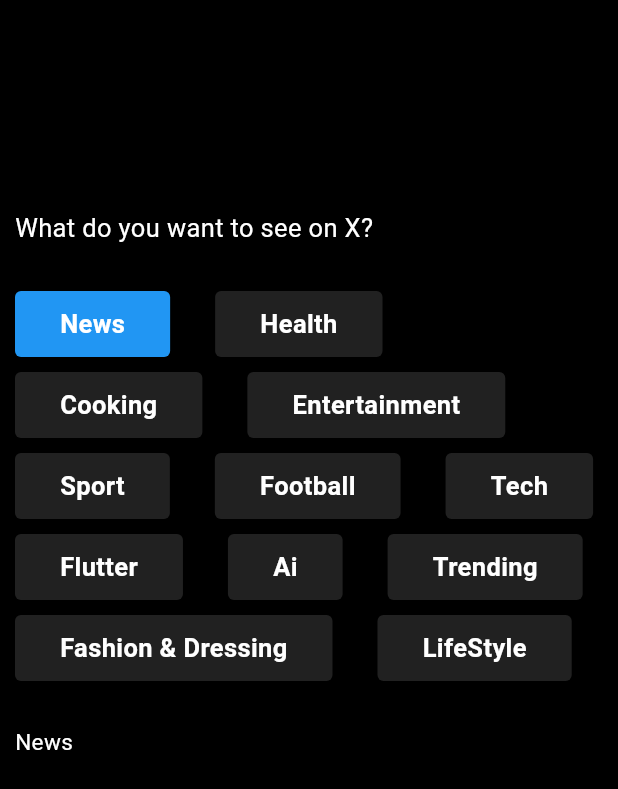
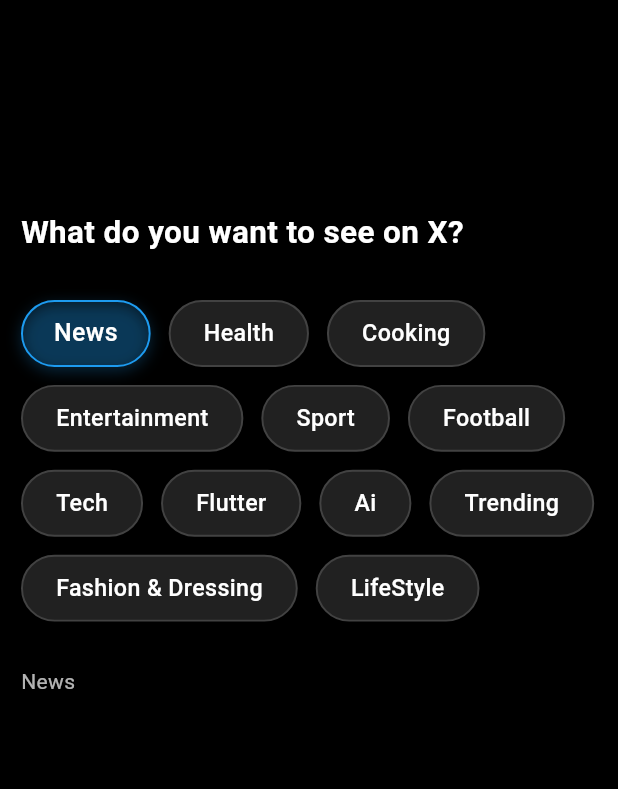
Before and after one commit to Mansourx83/mans_logic, a Flutter app: the MultiSelection screen opened directly, after a tap on "News", on a phone screen of 412 x 824 dp. Shown: the top 789 px of the screen. Run offline on Flutter 3.47's test engine with Material 3 defaults, Android fonts, the phone set to English and light mode, and no system bars.

Commit message:
finish multi selections

```diff
--- a/lib/screens/selection_logic/multi_selection.dart
+++ b/lib/screens/selection_logic/multi_selection.dart
@@ -22,6 +22,7 @@
     "Fashion & Dressing",
     "LifeStyle",
   ];
+  //set is better then list
   Set<String> emptyType = {};
 
   @override
@@ -30,67 +31,104 @@
       backgroundColor: Colors.black,
 
       body: Padding(
-        padding: const EdgeInsets.symmetric(horizontal: 10),
+        padding: const EdgeInsets.symmetric(horizontal: 14),
         child: Column(
           crossAxisAlignment: CrossAxisAlignment.start,
           children: [
-            SizedBox(height: 140),
-            Text("What do you want to see on X?",style: TextStyle(
+            const SizedBox(height: 140),
+
+            /// Title
+            const Text(
+              "What do you want to see on X?",
+              style: TextStyle(
                 color: Colors.white,
-              fontSize: 17,
-            )),
-            SizedBox(height: 30),
+                fontSize: 21,
+                fontWeight: FontWeight.w600,
+              ),
+            ),
+
+            const SizedBox(height: 30),
+
+            /// Tags Section
             Wrap(
-              spacing: 30,
-              runSpacing: 10,
-              children: List.generate(
-                  types.length,
-                  (index) {
+              spacing: 12,
+              runSpacing: 12,
+              children: List.generate(types.length, (index) {
                 final type = types[index];
                 final isSelected = emptyType.contains(type);
 
                 return GestureDetector(
                   onTap: () {
                     setState(() {
-                          if(!isSelected) {
-                            emptyType.add(type);
-                          } else {
-                            emptyType.remove(type);
-                          }
+                      isSelected ? emptyType.remove(type) : emptyType.add(type);
                     });
                   },
                   child: AnimatedContainer(
-                        duration: Duration(milliseconds: 350),
-                        curve: Curves.easeIn,
+                    duration: const Duration(milliseconds: 250),
+                    curve: Curves.easeOut,
+
+                    padding: const EdgeInsets.symmetric(
+                      horizontal: 22,
+                      vertical: 10,
+                    ),
                     decoration: BoxDecoration(
-                          color: isSelected ? Colors.blue : Colors.grey.shade900,
-                          borderRadius: BorderRadius.circular(4),
+                      color: isSelected
+                          ? const Color(0xFF1D9BF0).withOpacity(0.15)
+                          : Colors.grey.shade900,
+                      borderRadius: BorderRadius.circular(35),
+                      border: Border.all(
+                        color: isSelected
+                            ? const Color(0xFF1D9BF0)
+                            : Colors.grey.shade800,
+                        width: 1.3,
                       ),
-                        padding: EdgeInsets.symmetric(horizontal: 30,vertical: 10),
+                      boxShadow: isSelected
+                          ? [
+                              BoxShadow(
+                                color: const Color(
+                                  0xFF1D9BF0,
+                                ).withOpacity(0.25),
+                                blurRadius: 8,
+                                offset: const Offset(0, 3),
+                              ),
+                            ]
+                          : [],
+                    ),
+
+                    child: AnimatedScale(
+                      scale: isSelected ? 1.07 : 1.0,
+                      duration: const Duration(milliseconds: 200),
                       child: Text(
                         type,
                         style: TextStyle(
                           color: Colors.white,
-                          fontWeight: FontWeight.bold,
-                          fontSize: 17,
-                        )),
+                          fontWeight: FontWeight.w500,
+                          fontSize: 15.5,
+                        ),
+                      ),
+                    ),
                   ),
                 );
               }),
             ),
-            SizedBox(height: 30),
 
-            // => i changed this into  listview to avoid flex error <=
-            /// empty List
+            const SizedBox(height: 30),
+
+            /// Selected Items List
             Expanded(
               child: ListView(
                 padding: EdgeInsets.zero,
                 children: emptyType.map((v) {
-                  return Text(v,style: TextStyle(
-                    color: Colors.white,
-                    fontSize: 15,
-                    fontWeight: FontWeight.w400,
-                  ));
+                  return Padding(
+                    padding: const EdgeInsets.only(bottom: 6),
+                    child: Text(
+                      v,
+                      style: const TextStyle(
+                        color: Colors.white70,
+                        fontSize: 14,
+                      ),
+                    ),
+                  );
                 }).toList(),
               ),
             ),
--- a/lib/screens/selection_logic/toggle_selection.dart
+++ b/lib/screens/selection_logic/toggle_selection.dart
@@ -41,9 +41,7 @@
                   ),
                   child: const CircleAvatar(
                     radius: 140,
-                    backgroundImage: AssetImage(
-                      "assets/e4e50cb3ed73e6df3dbb664c72ebaf00.jpg",
-                    ),
+                    backgroundImage: AssetImage("assets/acc.jpg"),
                   ),
                 ),
 
```
Also changed, not shown: assets/acc.jpg (added). Lines whose indentation alone changed are shown as unchanged.
